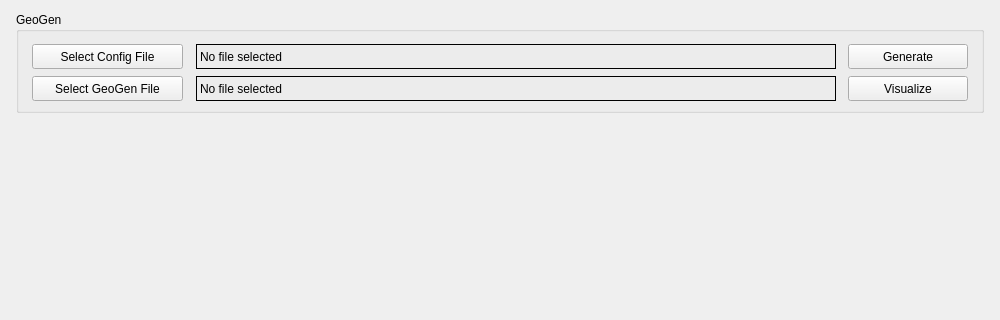
svissers/peryite, file PeryiteUI/mainwindow.ui: the form before one commit; both pictures show x 0 to 1000 and y 0 to 320 of the 1000 by 600 pixel window.
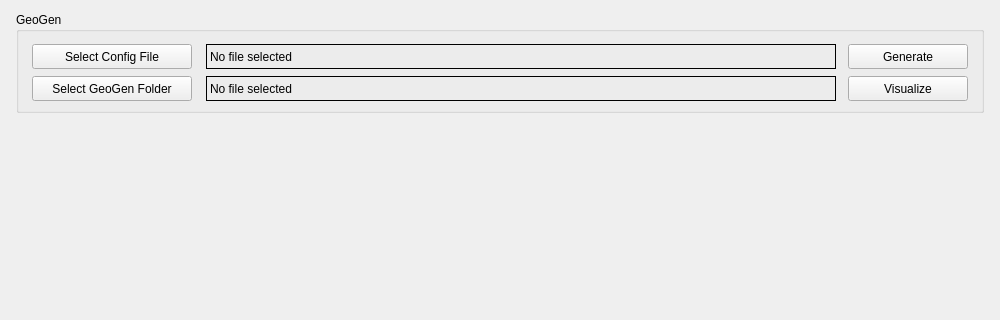
The form after the commit.

Commit message: Can now run geogen from UI, and PeryiteUI also automatically selects the correct output folder.

```diff
--- a/PeryiteUI/mainwindow.ui
+++ b/PeryiteUI/mainwindow.ui
@@ -41,9 +41,9 @@
     <widget class="QLabel" name="geoGenFileLabel">
      <property name="geometry">
       <rect>
-       <x>180</x>
+       <x>190</x>
        <y>64</y>
-       <width>640</width>
+       <width>630</width>
        <height>25</height>
       </rect>
      </property>
@@ -62,12 +62,12 @@
       <rect>
        <x>16</x>
        <y>64</y>
-       <width>151</width>
+       <width>160</width>
        <height>25</height>
       </rect>
      </property>
      <property name="text">
-      <string>Select GeoGen File</string>
+      <string>Select GeoGen Folder</string>
      </property>
     </widget>
     <widget class="QPushButton" name="configFileSelect">
@@ -75,7 +75,7 @@
       <rect>
        <x>16</x>
        <y>32</y>
-       <width>151</width>
+       <width>160</width>
        <height>25</height>
       </rect>
      </property>
@@ -86,9 +86,9 @@
     <widget class="QLabel" name="configFileLabel">
      <property name="geometry">
       <rect>
-       <x>180</x>
+       <x>190</x>
        <y>32</y>
-       <width>640</width>
+       <width>630</width>
        <height>25</height>
       </rect>
      </property>
```
The commit also changes 2 other files.
